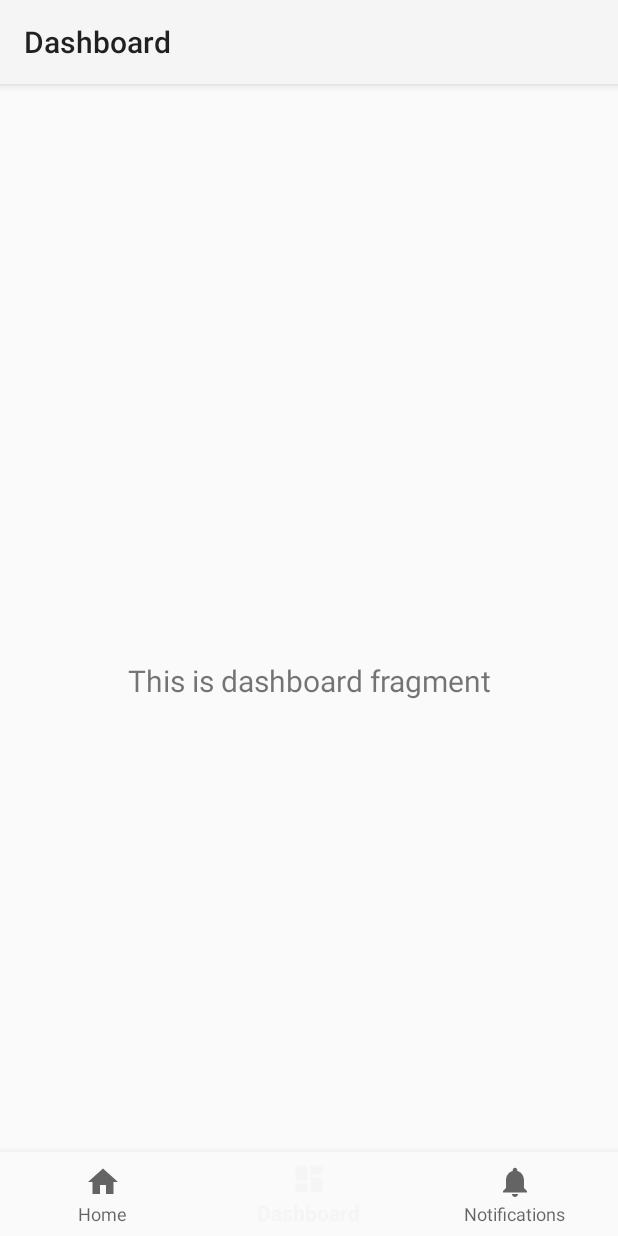
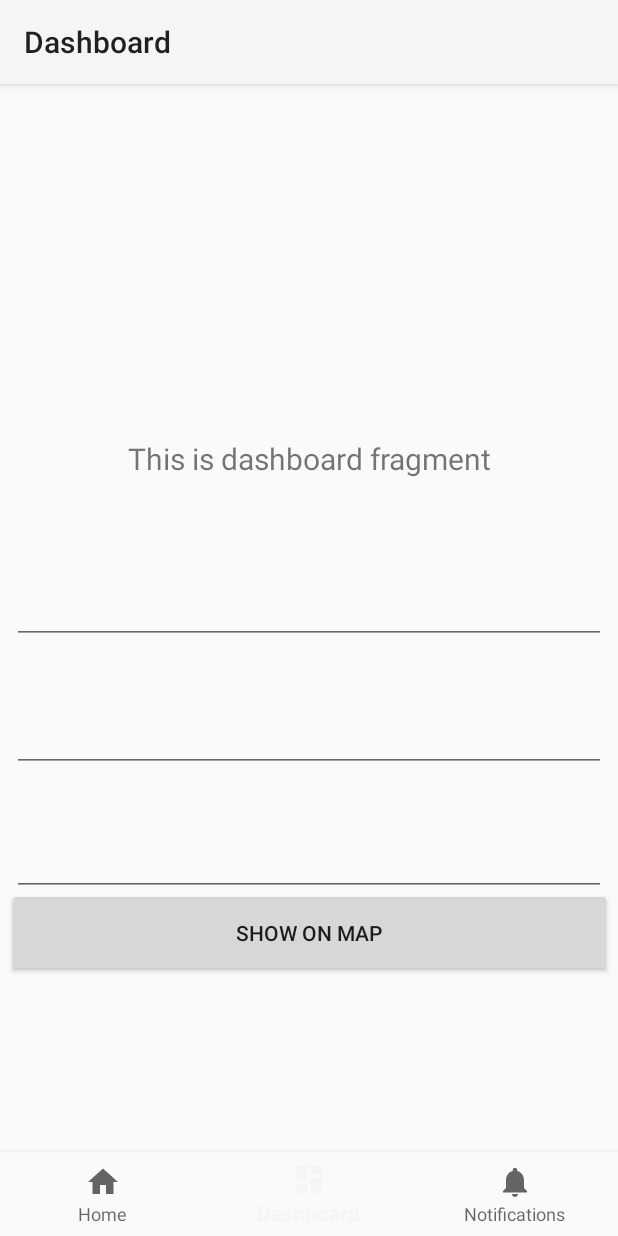
Before and after one commit to Miiaroma/android-java, an Android app: the DashboardFragment screen opened through its navigation route, on a phone screen of 412 x 824 dp. Run offline under Robolectric (Android 15) with nearby library versions, the phone set to English and light mode, and no system bars; our stand-ins replace navigation-ui; 4 statements that could not run were skipped.

Commit message:
Permissions added and the first layout to Dashboard Fragment done.

```diff
--- a/androidJava/app/src/main/java/com/example/myapplication/ui/dashboard/DashboardFragment.java
+++ b/androidJava/app/src/main/java/com/example/myapplication/ui/dashboard/DashboardFragment.java
@@ -7,14 +7,17 @@ import android.location.Location;
 import android.location.LocationListener;
 import android.location.LocationManager;
 import android.os.Bundle;
+import android.util.Log;
 import android.view.LayoutInflater;
 import android.view.View;
 import android.view.ViewGroup;
 import android.widget.TextView;
+import android.widget.Toast;
 
 import androidx.annotation.NonNull;
 import androidx.annotation.Nullable;
 import androidx.core.app.ActivityCompat;
+import androidx.core.content.ContextCompat;
 import androidx.fragment.app.Fragment;
 import androidx.lifecycle.Observer;
 import androidx.lifecycle.ViewModelProvider;
@@ -27,7 +30,7 @@ public class DashboardFragment extends Fragment implements LocationListener {
     LocationManager locationManager;
     private static final int MY_PERMISSIONS_REQUEST_FINE_LOCATION =111;
     private static final String TAG = "DashboardFragment";
-
+    Location location;
 
     public View onCreateView(@NonNull LayoutInflater inflater,
                              ViewGroup container, Bundle savedInstanceState) {
@@ -36,7 +39,7 @@ public class DashboardFragment extends Fragment implements LocationListener {
         View root = inflater.inflate(R.layout.fragment_dashboard, container, false);
         final TextView textView = root.findViewById(R.id.text_dashboard);
         dashboardViewModel.getText().observe(getViewLifecycleOwner(), new Observer<String>() {
-            @Override
+           @Override
             public void onChanged(@Nullable String s) {
                 textView.setText(s);
             }
@@ -68,49 +71,48 @@ public class DashboardFragment extends Fragment implements LocationListener {
             return;
         }
         locationManager.requestLocationUpdates(LocationManager.GPS_PROVIDER, 10000, 0, this);
+        location = locationManager.getLastKnownLocation(LocationManager.GPS_PROVIDER);
+        location.getLatitude();
+        location.getLongitude();
 
     }
 
-    /*@Override
+    @Override
     public void onRequestPermissionsResult(int permsRequestCode, String[] permissions, int [] grantResults) {
         Log.e(TAG, "permsRequestCode = " +permsRequestCode);
         switch (permsRequestCode){
             case MY_PERMISSIONS_REQUEST_FINE_LOCATION:
-                if(grantResults.length == 1
-                && grantResults[0] == PackageManager.PERMISSION_GRANTED) {
-                    showExplanation("Permission granted","Location", Manifest.permission.ACCESS_FINE_LOCATION, MY_PERMISSIONS_REQUEST_FINE_LOCATION);
+                if(grantResults.length == 1 && grantResults[0] == PackageManager.PERMISSION_GRANTED) {
+                    //showExplanation("Permission granted","Location", Manifest.permission.ACCESS_FINE_LOCATION, MY_PERMISSIONS_REQUEST_FINE_LOCATION);
                 }
                 else {
-                    showExplanation("Permission needed", "Location", Manifest.permission.ACCESS_FINE_LOCATION, MY_PERMISSIONS_REQUEST_FINE_LOCATION);
+                    //showExplanation("Permission needed", "Location", Manifest.permission.ACCESS_FINE_LOCATION, MY_PERMISSIONS_REQUEST_FINE_LOCATION);
                 }
                 break;
         }
     }
 
     // Function to check and request permission
-    /*@Override
-    public void onRequestPermissionResult(String permission, int requestCode)
+    public void checkPermission(String permission, int requestCode)
     {
 
         // Checking if permission is not granted
         if (ContextCompat.checkSelfPermission(
-                MainActivity.this,
+                getContext(),
                 permission)
                 == PackageManager.PERMISSION_DENIED) {
-            ActivityCompat
-                    .requestPermissions(
-                            MainActivity.this,
-                            new String[] { permission },
-                            requestCode);
+            requestPermissions(
+                    new String[]{Manifest.permission.ACCESS_FINE_LOCATION},
+                    MY_PERMISSIONS_REQUEST_FINE_LOCATION);
         }
         else {
             Toast
-                    .makeText(MainActivity.this,
+                    .makeText(getContext(),
                             "Permission already granted",
                             Toast.LENGTH_SHORT)
                     .show();
         }
-    }*/
+    }
 
     @Override
     public void onLocationChanged(@NonNull Location location) {
--- a/androidJava/app/src/main/res/layout/fragment_dashboard.xml
+++ b/androidJava/app/src/main/res/layout/fragment_dashboard.xml
@@ -6,17 +6,122 @@
     android:layout_height="match_parent"
     tools:context=".ui.dashboard.DashboardFragment">
 
+
     <TextView
         android:id="@+id/text_dashboard"
         android:layout_width="match_parent"
         android:layout_height="wrap_content"
         android:layout_marginStart="8dp"
-        android:layout_marginTop="8dp"
+        android:layout_marginTop="181dp"
         android:layout_marginEnd="8dp"
+        android:layout_marginBottom="50dp"
         android:textAlignment="center"
         android:textSize="20sp"
+        app:layout_constraintBottom_toTopOf="@+id/textField_latitude"
+        app:layout_constraintEnd_toEndOf="parent"
+        app:layout_constraintHorizontal_bias="0.1"
+        app:layout_constraintStart_toStartOf="parent"
+        app:layout_constraintTop_toTopOf="parent" />
+
+    <com.google.android.material.textfield.TextInputLayout
+        android:id="@+id/textField_latitude"
+        android:layout_width="match_parent"
+        android:layout_height="wrap_content"
+        android:layout_marginStart="8dp"
+        android:layout_marginTop="240dp"
+        android:layout_marginEnd="8dp"
+        android:hint="@string/label_latitude"
+        app:layout_constraintBottom_toTopOf="@+id/Text_input_latitude"
+        app:layout_constraintEnd_toEndOf="parent"
+        app:layout_constraintStart_toStartOf="parent"
+        app:layout_constraintTop_toTopOf="parent"
+        tools:ignore="MissingConstraints">
+
+    </com.google.android.material.textfield.TextInputLayout>
+
+    <com.google.android.material.textfield.TextInputLayout
+        android:id="@+id/textField_longitude"
+        android:layout_width="match_parent"
+        android:layout_height="wrap_content"
+        android:layout_marginStart="8dp"
+        android:layout_marginTop="340dp"
+        android:layout_marginEnd="8dp"
+        android:hint="@string/label_longitude"
+        app:layout_constraintBottom_toTopOf="@+id/text_input_longitude"
+        app:layout_constraintEnd_toEndOf="parent"
+        app:layout_constraintStart_toStartOf="parent"
+        app:layout_constraintTop_toTopOf="parent"
+        tools:ignore="MissingConstraints">
+
+    </com.google.android.material.textfield.TextInputLayout>
+
+    <com.google.android.material.textfield.TextInputLayout
+        android:id="@+id/textField_address"
+        android:layout_width="match_parent"
+        android:layout_height="wrap_content"
+        android:layout_marginStart="8dp"
+        android:layout_marginTop="440dp"
+        android:layout_marginEnd="8dp"
+        android:hint="@string/label_address"
+        app:layout_constraintBottom_toTopOf="@+id/text_input_address"
+        app:layout_constraintEnd_toEndOf="parent"
+        app:layout_constraintStart_toStartOf="parent"
+        app:layout_constraintTop_toTopOf="parent"
+        tools:ignore="MissingConstraints">
+
+    </com.google.android.material.textfield.TextInputLayout>
+
+    <com.google.android.material.textfield.TextInputEditText
+        android:id="@+id/Text_input_latitude"
+        android:layout_width="match_parent"
+        android:layout_height="wrap_content"
+        android:layout_marginStart="8dp"
+        android:layout_marginEnd="8dp"
+        android:layout_marginBottom="30dp"
+        app:layout_constraintBottom_toTopOf="@+id/textField_longitude"
+        app:layout_constraintEnd_toEndOf="parent"
+        app:layout_constraintStart_toStartOf="parent"
+        tools:ignore="MissingConstraints" />
+
+    <com.google.android.material.textfield.TextInputEditText
+        android:id="@+id/text_input_longitude"
+        android:layout_width="match_parent"
+        android:layout_height="wrap_content"
+        android:layout_marginStart="8dp"
+        android:layout_marginTop="3dp"
+        android:layout_marginEnd="8dp"
+        android:layout_marginBottom="30dp"
+        app:layout_constraintBottom_toTopOf="@+id/textField_address"
+        app:layout_constraintEnd_toEndOf="parent"
+        app:layout_constraintHorizontal_bias="0.0"
+        app:layout_constraintStart_toStartOf="parent"
+        app:layout_constraintTop_toBottomOf="@+id/textField_longitude"
+        tools:ignore="MissingConstraints" />
+
+    <com.google.android.material.textfield.TextInputEditText
+        android:id="@+id/text_input_address"
+        android:layout_width="match_parent"
+        android:layout_height="wrap_content"
+        android:layout_marginStart="8dp"
+        android:layout_marginEnd="8dp"
+        app:layout_constraintEnd_toEndOf="parent"
+        app:layout_constraintStart_toStartOf="parent"
+        app:layout_constraintTop_toBottomOf="@+id/textField_address"
+        tools:ignore="MissingConstraints" />
+
+    <Button
+        android:id="@+id/button_toMap"
+        android:layout_width="403dp"
+        android:layout_height="59dp"
+        android:layout_marginStart="8dp"
+        android:layout_marginTop="30dp"
+        android:layout_marginEnd="8dp"
+        android:layout_marginBottom="171dp"
+        android:text="@string/button_toMap"
         app:layout_constraintBottom_toBottomOf="parent"
         app:layout_constraintEnd_toEndOf="parent"
         app:layout_constraintStart_toStartOf="parent"
-        app:layout_constraintTop_toTopOf="parent" />
+        app:layout_constraintTop_toBottomOf="@+id/text_input_address" />
+
+
 </androidx.constraintlayout.widget.ConstraintLayout>
--- a/androidJava/app/src/main/res/values/strings.xml
+++ b/androidJava/app/src/main/res/values/strings.xml
@@ -5,6 +5,7 @@
     <string name="button_name">Change</string>
     <string name="image_name">Apple</string>
     <string name="button_game">Play</string>
+    <string name="button_toMap">Show on Map</string>
     <string name="star">ImgBtn</string>
     <string name="star1">ImgBtn1</string>
     <string name="star2">ImgBtn2</string>
@@ -14,4 +15,8 @@
     <string name="title_home">Home</string>
     <string name="title_dashboard">Dashboard</string>
     <string name="title_notifications">Notifications</string>
+    <string name="text_dashboard">Your Location</string>
+    <string name="label_latitude">Latitude (North-South Location)</string>
+    <string name="label_longitude">Longitude (East-West Location)</string>
+    <string name="label_address">Address</string>
 </resources>
--- a/androidJava/build.gradle
+++ b/androidJava/build.gradle
@@ -6,9 +6,9 @@ buildscript {
     }
     dependencies {
         classpath "com.android.tools.build:gradle:4.0.1"
-
         // NOTE: Do not place your application dependencies here; they belong
         // in the individual module build.gradle files
+
     }
 }
 
```
Also changed, not shown: 1 other file.
